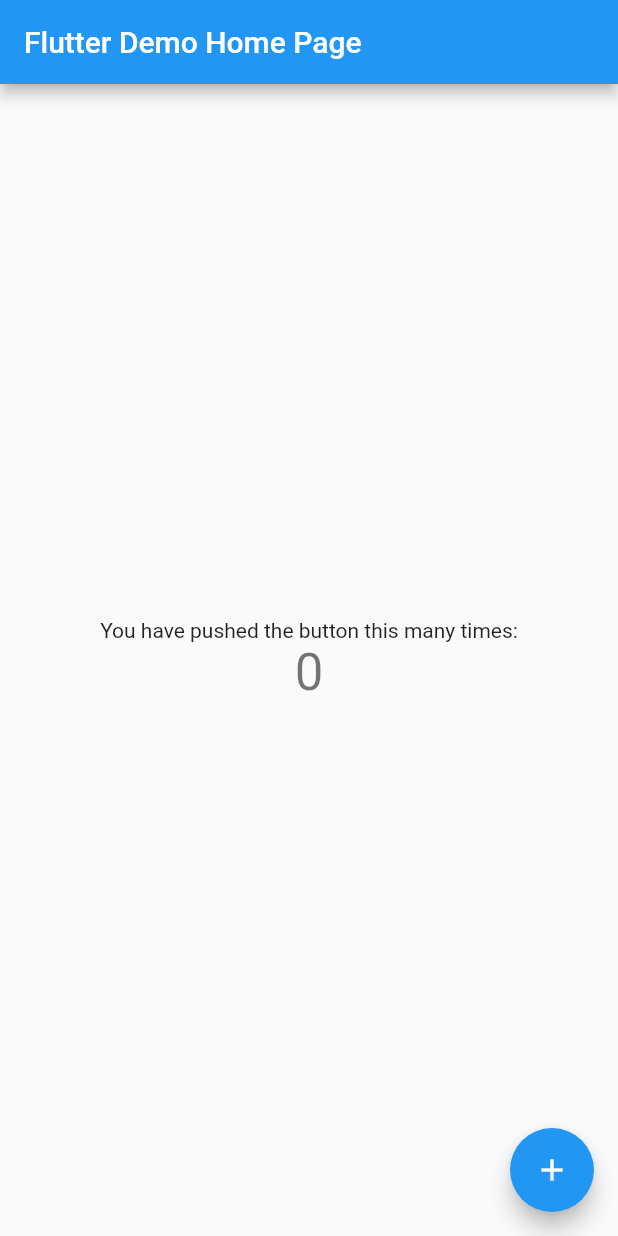
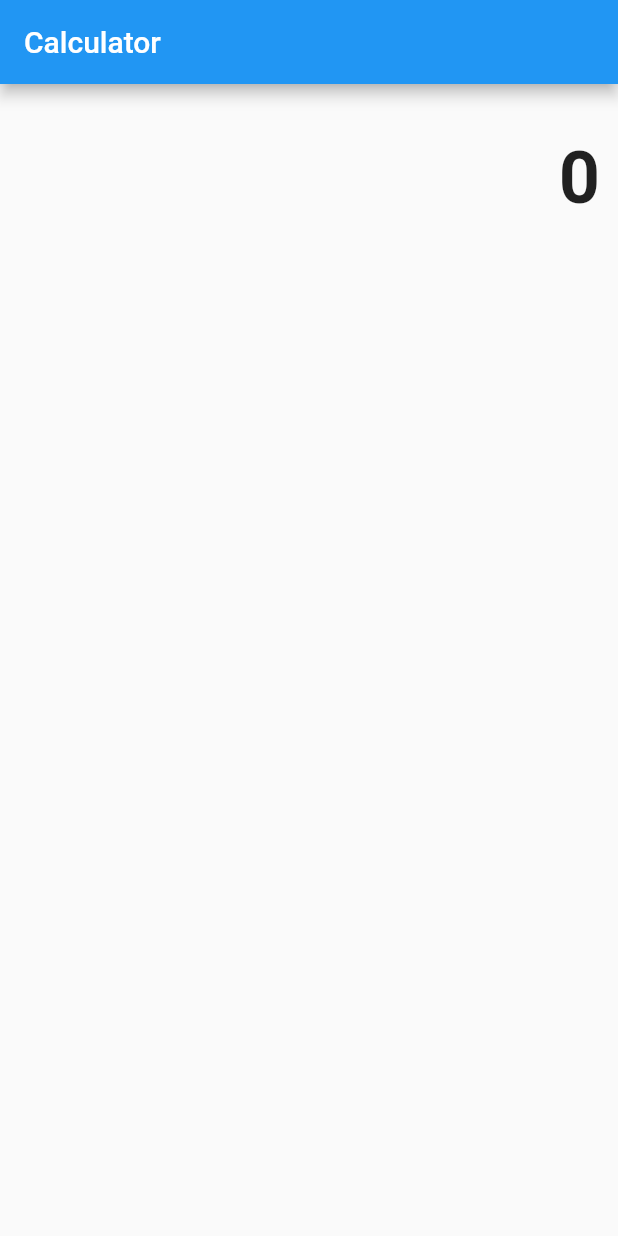
Before and after one commit to Habedexise1/Calculator, a Flutter app: the screen it shows after launch, on a phone screen of 412 x 824 dp. Run offline on Flutter 3.47's test engine with Material 2 defaults, Android fonts, the phone set to English and light mode, and no system bars.

Commit message:
2nd commit

```diff
--- a/lib/main.dart
+++ b/lib/main.dart
@@ -7,24 +7,13 @@ void main() {
 class MyApp extends StatelessWidget {
   const MyApp({super.key});
 
-  // This widget is the root of your application.
   @override
   Widget build(BuildContext context) {
     return MaterialApp(
-      title: 'Flutter Demo',
-      theme: ThemeData(
-        // This is the theme of your application.
-        //
-        // Try running your application with "flutter run". You'll see the
-        // application has a blue toolbar. Then, without quitting the app, try
-        // changing the primarySwatch below to Colors.green and then invoke
-        // "hot reload" (press "r" in the console where you ran "flutter run",
-        // or simply save your changes to "hot reload" in a Flutter IDE).
-        // Notice that the counter didn't reset back to zero; the application
-        // is not restarted.
-        primarySwatch: Colors.blue,
-      ),
-      home: const MyHomePage(title: 'Flutter Demo Home Page'),
+      title: 'flutter demo',
+      debugShowCheckedModeBanner: false,
+      theme: ThemeData(primarySwatch: Colors.blue),
+      home: MyHomePage(title: 'Calculator'),
     );
   }
 }
@@ -32,84 +21,44 @@ class MyApp extends StatelessWidget {
 class MyHomePage extends StatefulWidget {
   const MyHomePage({super.key, required this.title});
 
-  // This widget is the home page of your application. It is stateful, meaning
-  // that it has a State object (defined below) that contains fields that affect
-  // how it looks.
-
-  // This class is the configuration for the state. It holds the values (in this
-  // case the title) provided by the parent (in this case the App widget) and
-  // used by the build method of the State. Fields in a Widget subclass are
-  // always marked "final".
-
   final String title;
 
   @override
   State<MyHomePage> createState() => _MyHomePageState();
 }
 
+buttonPressed() {}
+
+// Widget buildButton(){
+//   return(
+
+//   );
+// }
+
 class _MyHomePageState extends State<MyHomePage> {
-  int _counter = 0;
-
-  void _incrementCounter() {
-    setState(() {
-      // This call to setState tells the Flutter framework that something has
-      // changed in this State, which causes it to rerun the build method below
-      // so that the display can reflect the updated values. If we changed
-      // _counter without calling setState(), then the build method would not be
-      // called again, and so nothing would appear to happen.
-      _counter++;
-    });
-  }
-
   @override
   Widget build(BuildContext context) {
-    // This method is rerun every time setState is called, for instance as done
-    // by the _incrementCounter method above.
-    //
-    // The Flutter framework has been optimized to make rerunning build methods
-    // fast, so that you can just rebuild anything that needs updating rather
-    // than having to individually change instances of widgets.
     return Scaffold(
       appBar: AppBar(
-        // Here we take the value from the MyHomePage object that was created by
-        // the App.build method, and use it to set our appbar title.
-        title: Text(widget.title),
+        title: new Text(widget.title),
       ),
-      body: Center(
-        // Center is a layout widget. It takes a single child and positions it
-        // in the middle of the parent.
+      body: Container(
         child: Column(
-          // Column is also a layout widget. It takes a list of children and
-          // arranges them vertically. By default, it sizes itself to fit its
-          // children horizontally, and tries to be as tall as its parent.
-          //
-          // Invoke "debug painting" (press "p" in the console, choose the
-          // "Toggle Debug Paint" action from the Flutter Inspector in Android
-          // Studio, or the "Toggle Debug Paint" command in Visual Studio Code)
-          // to see the wireframe for each widget.
-          //
-          // Column has various properties to control how it sizes itself and
-          // how it positions its children. Here we use mainAxisAlignment to
-          // center the children vertically; the main axis here is the vertical
-          // axis because Columns are vertical (the cross axis would be
-          // horizontal).
-          mainAxisAlignment: MainAxisAlignment.center,
-          children: <Widget>[
-            const Text(
-              'You have pushed the button this many times:',
-            ),
-            Text(
-              '$_counter',
-              style: Theme.of(context).textTheme.headline4,
-            ),
+          children: [
+            Container(
+              alignment: Alignment.centerRight,
+              padding: EdgeInsets.symmetric(vertical: 34.0, horizontal: 12.0),
+              child: Text(
+                '0',
+                style: TextStyle(
+                  fontSize: 48.0,
+                  fontWeight: FontWeight.bold,
+                ),
+              ),
+            )
           ],
         ),
       ),
-      floatingActionButton: FloatingActionButton(
-        onPressed: _incrementCounter,
-        tooltip: 'Increment',
-        child: const Icon(Icons.add),
-      ), // This trailing comma makes auto-formatting nicer for build methods.
     );
   }
 }
```
